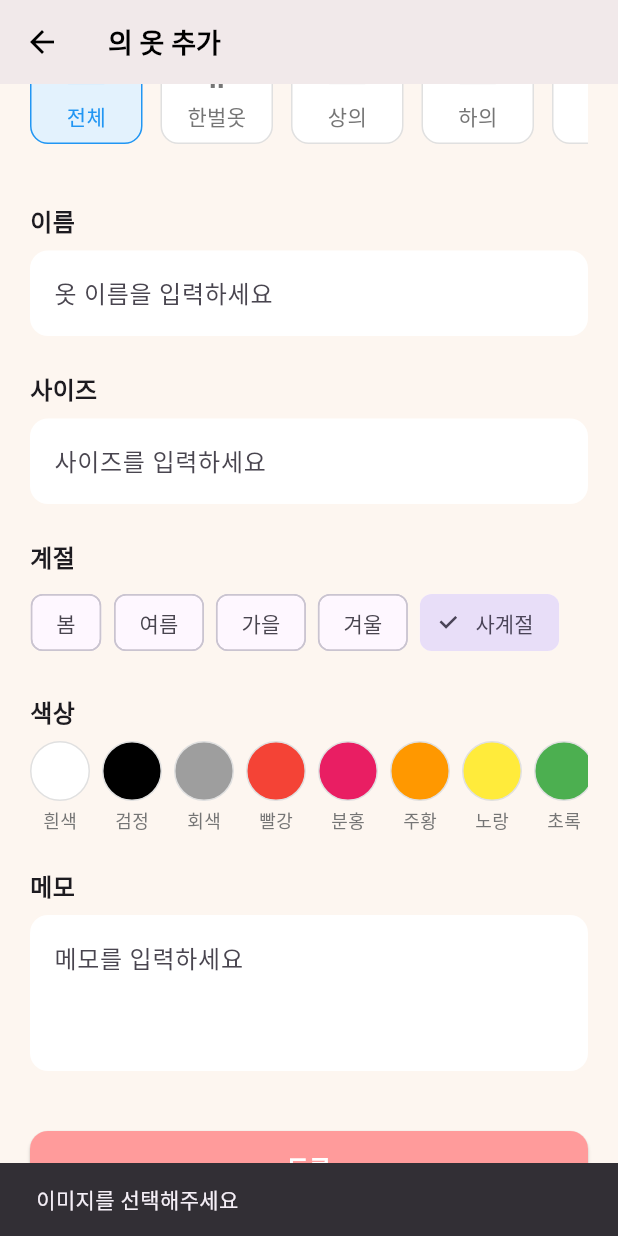
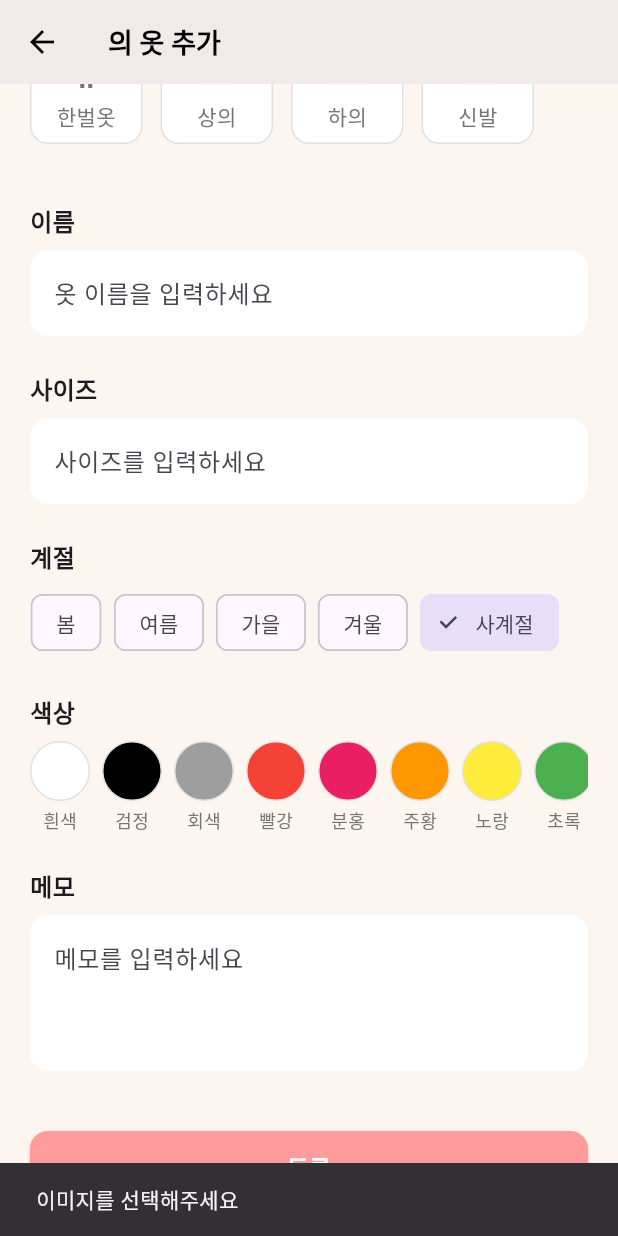
Before and after one commit to jinseok2101/iDress, a Flutter app: the AddClothingPage screen opened directly with empty values, scrolled down 284 dp, after a tap on "등록", on a phone screen of 412 x 824 dp. Run offline on Flutter 3.47's test engine with Material 3 defaults, Android fonts, the phone set to English and light mode, and no system bars; our stand-ins replace firebase_auth, firebase_core, firebase_database, firebase_messaging, firebase_storage, flutter_riverpod and 4 more; missing offline and left inert: kakao_flutter_sdk_user; accounts and stored records are empty.

```diff
--- a/lib/screens/closet/closetpage/add_clothing_page.dart
+++ b/lib/screens/closet/closetpage/add_clothing_page.dart
@@ -36,7 +36,6 @@ class _AddClothingPageState extends State<AddClothingPage> {
   final ClothingAnalyzer _analyzer = ClothingAnalyzer();
 
   final List<Map<String, dynamic>> categories = [
-    {'label': '전체', 'icon': Icons.checkroom},
     {'label': '한벌옷', 'icon': Icons.accessibility_new},
     {'label': '상의', 'icon': Icons.checkroom},
     {'label': '하의', 'icon': Icons.checkroom},
@@ -250,13 +249,6 @@ class _AddClothingPageState extends State<AddClothingPage> {
     if (nameController.text.isEmpty || sizeController.text.isEmpty) {
       ScaffoldMessenger.of(context).showSnackBar(
         const SnackBar(content: Text('필수 필드를 입력해주세요')),
-      );
-      return;
-    }
-
-    if (selectedCategory == '전체') {
-      ScaffoldMessenger.of(context).showSnackBar(
-        const SnackBar(content: Text('카테고리를 선택해주세요')),
       );
       return;
     }
```
